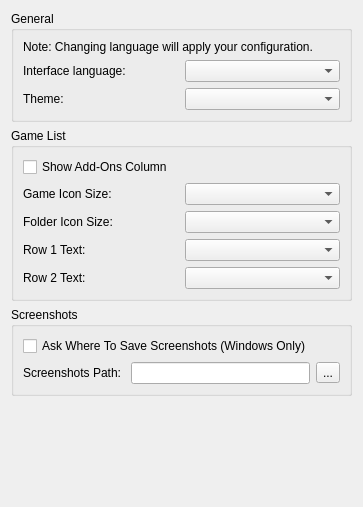
Above: src/yuzu/configuration/configure_ui.ui from yuzu-emu-mirror/yuzu before the change. Below: the same form after it.
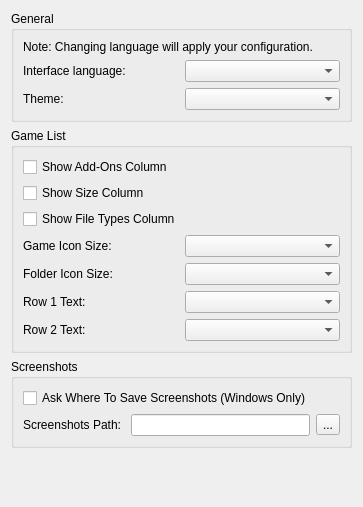
That is the form after the change.

Patch:
```diff
--- a/src/yuzu/configuration/configure_ui.ui
+++ b/src/yuzu/configuration/configure_ui.ui
@@ -83,6 +83,20 @@
           </property>
          </widget>
         </item>
+        <item>
+         <widget class="QCheckBox" name="show_size">
+          <property name="text">
+           <string>Show Size Column</string>
+          </property>
+         </widget>
+        </item>
+        <item>
+         <widget class="QCheckBox" name="show_types">
+          <property name="text">
+           <string>Show File Types Column</string>
+          </property>
+         </widget>
+        </item>
         <item>
          <layout class="QHBoxLayout" name="game_icon_size_qhbox_layout_2">
           <item>
```
